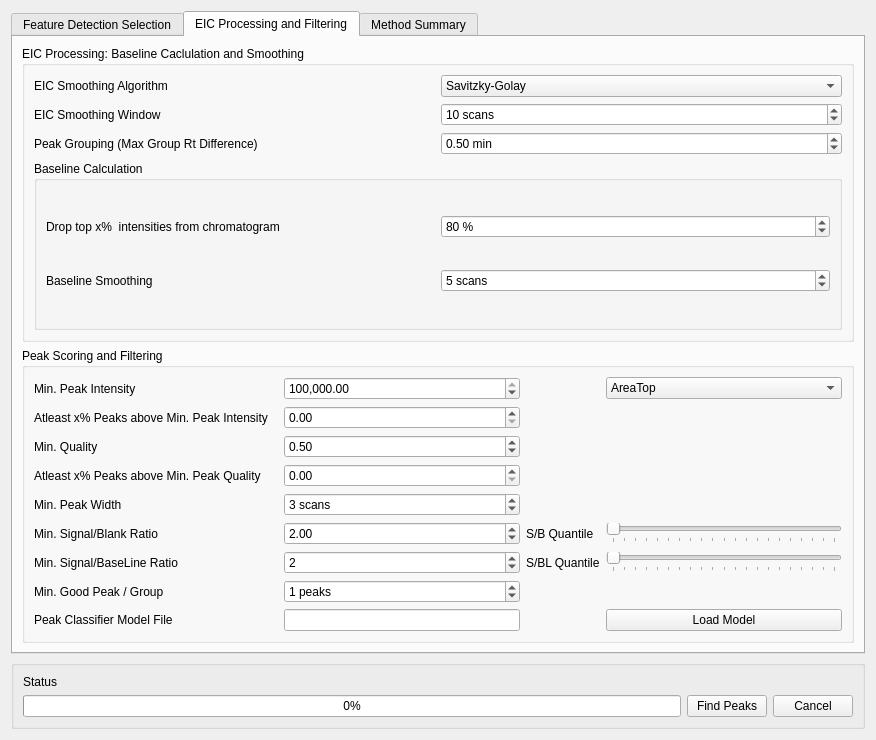
ElucidataInc/ElMaven, file mzroll/forms/peakdetectiondialog.ui: the form before one commit.
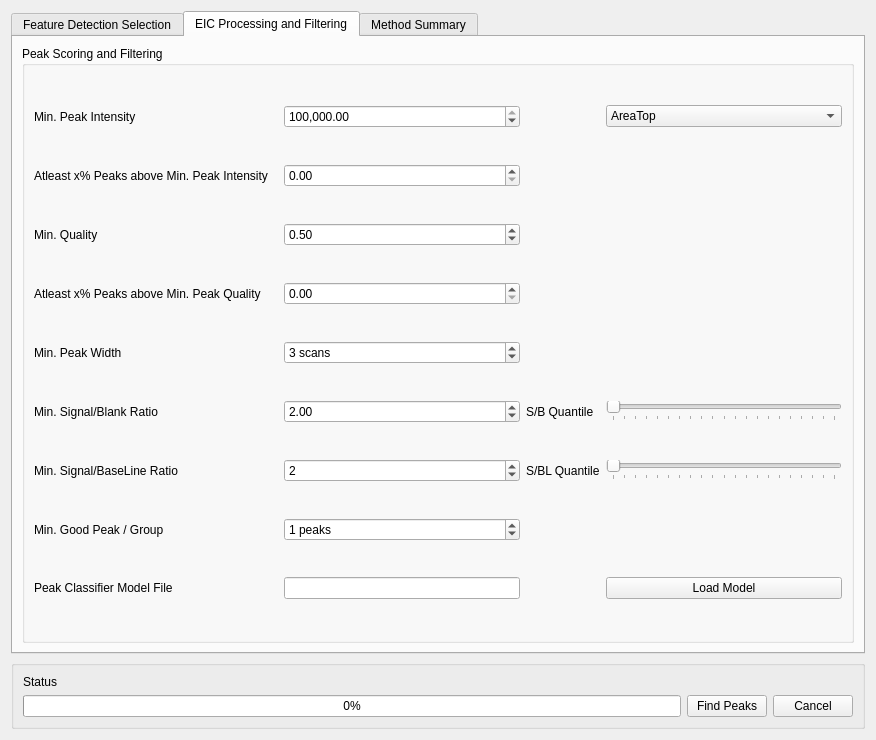
The form after the commit. The open tabs and pages were chosen to show the change.

Commit message:
UI: Display default values for Peak Detection parameters in Options Dialog #217
The default values for BaseLine calculation parameters were set to 0 in the UI. The default values are now displayed correctly.
Recompute EIC button has been removed.

Issue: #217

What changed in the file:
```diff
--- a/mzroll/forms/peakdetectiondialog.ui
+++ b/mzroll/forms/peakdetectiondialog.ui
@@ -427,148 +427,6 @@
       </attribute>
       <layout class="QGridLayout" name="gridLayout_13">
        <item row="0" column="0">
-        <widget class="QGroupBox" name="eicOptions">
-         <property name="enabled">
-          <bool>true</bool>
-         </property>
-         <property name="title">
-          <string>EIC Processing: Baseline Caclulation and Smoothing </string>
-         </property>
-         <layout class="QGridLayout" name="gridLayout_5">
-          <item row="0" column="0">
-           <widget class="QLabel" name="label_36">
-            <property name="text">
-             <string>EIC Smoothing Algorithm</string>
-            </property>
-           </widget>
-          </item>
-          <item row="1" column="0">
-           <widget class="QLabel" name="label_13">
-            <property name="text">
-             <string>EIC Smoothing Window</string>
-            </property>
-           </widget>
-          </item>
-          <item row="2" column="1">
-           <widget class="QDoubleSpinBox" name="grouping_maxRtDiff">
-            <property name="suffix">
-             <string> min</string>
-            </property>
-            <property name="maximum">
-             <double>1000000.000000000000000</double>
-            </property>
-            <property name="singleStep">
-             <double>0.100000000000000</double>
-            </property>
-            <property name="value">
-             <double>0.500000000000000</double>
-            </property>
-           </widget>
-          </item>
-          <item row="2" column="0">
-           <widget class="QLabel" name="label_14">
-            <property name="text">
-             <string>Peak Grouping (Max Group Rt Difference)</string>
-            </property>
-           </widget>
-          </item>
-          <item row="0" column="1">
-           <widget class="QComboBox" name="eic_smoothingAlgorithm">
-            <item>
-             <property name="text">
-              <string>Savitzky-Golay</string>
-             </property>
-            </item>
-            <item>
-             <property name="text">
-              <string>Gaussian</string>
-             </property>
-            </item>
-            <item>
-             <property name="text">
-              <string>Moving Average</string>
-             </property>
-            </item>
-           </widget>
-          </item>
-          <item row="1" column="1">
-           <widget class="QSpinBox" name="eic_smoothingWindow">
-            <property name="suffix">
-             <string> scans</string>
-            </property>
-            <property name="prefix">
-             <string/>
-            </property>
-            <property name="minimum">
-             <number>1</number>
-            </property>
-            <property name="maximum">
-             <number>1000000</number>
-            </property>
-            <property name="singleStep">
-             <number>1</number>
-            </property>
-            <property name="value">
-             <number>10</number>
-            </property>
-           </widget>
-          </item>
-          <item row="3" column="0" colspan="2">
-           <widget class="QGroupBox" name="groupBox">
-            <property name="title">
-             <string>Baseline Calculation</string>
-            </property>
-            <layout class="QGridLayout" name="gridLayout_6">
-             <item row="1" column="0">
-              <widget class="QLabel" name="label_8">
-               <property name="text">
-                <string>Baseline Smoothing </string>
-               </property>
-              </widget>
-             </item>
-             <item row="0" column="1">
-              <widget class="QSpinBox" name="baseline_quantile">
-               <property name="suffix">
-                <string> %</string>
-               </property>
-               <property name="prefix">
-                <string/>
-               </property>
-               <property name="maximum">
-                <number>100</number>
-               </property>
-               <property name="value">
-                <number>80</number>
-               </property>
-              </widget>
-             </item>
-             <item row="0" column="0">
-              <widget class="QLabel" name="label_15">
-               <property name="text">
-                <string>Drop top x%  intensities from chromatogram</string>
-               </property>
-              </widget>
-             </item>
-             <item row="1" column="1">
-              <widget class="QSpinBox" name="baseline_smoothing">
-               <property name="suffix">
-                <string> scans</string>
-               </property>
-               <property name="maximum">
-                <number>1000000</number>
-               </property>
-               <property name="value">
-                <number>5</number>
-               </property>
-              </widget>
-             </item>
-            </layout>
-           </widget>
-          </item>
-         </layout>
-        </widget>
-       </item>
-       <item row="1" column="0">
         <widget class="QGroupBox" name="peakScoringOptions">
          <property name="title">
           <string>Peak Scoring and Filtering</string>
```
Left out of the diff: 2 changed lines with no effect on the pictures. The commit also changes 4 other files.
